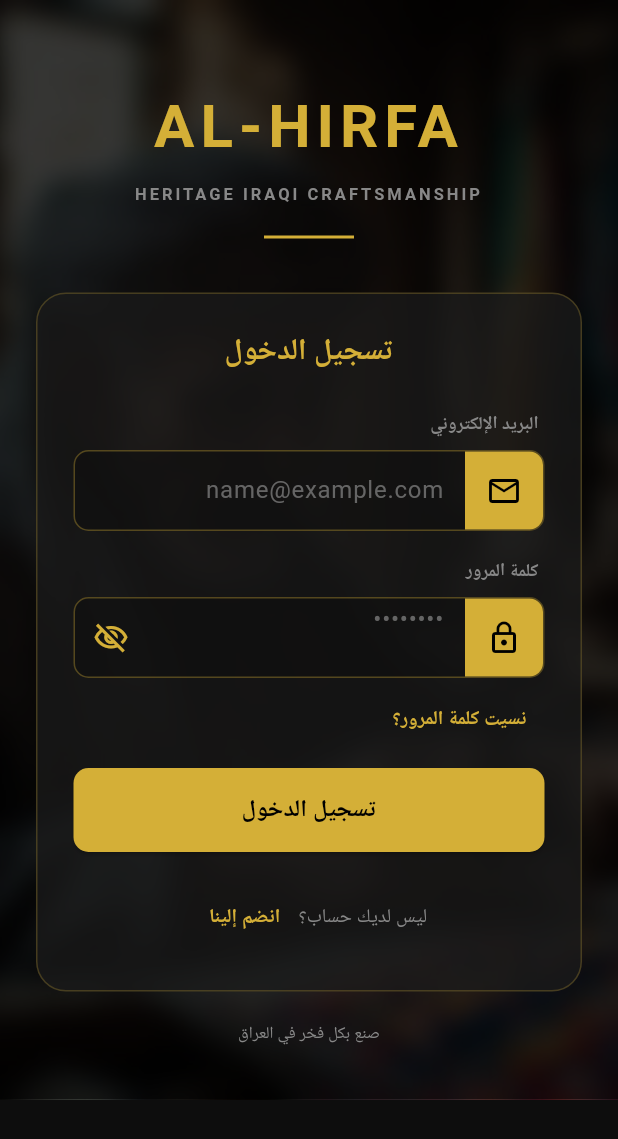
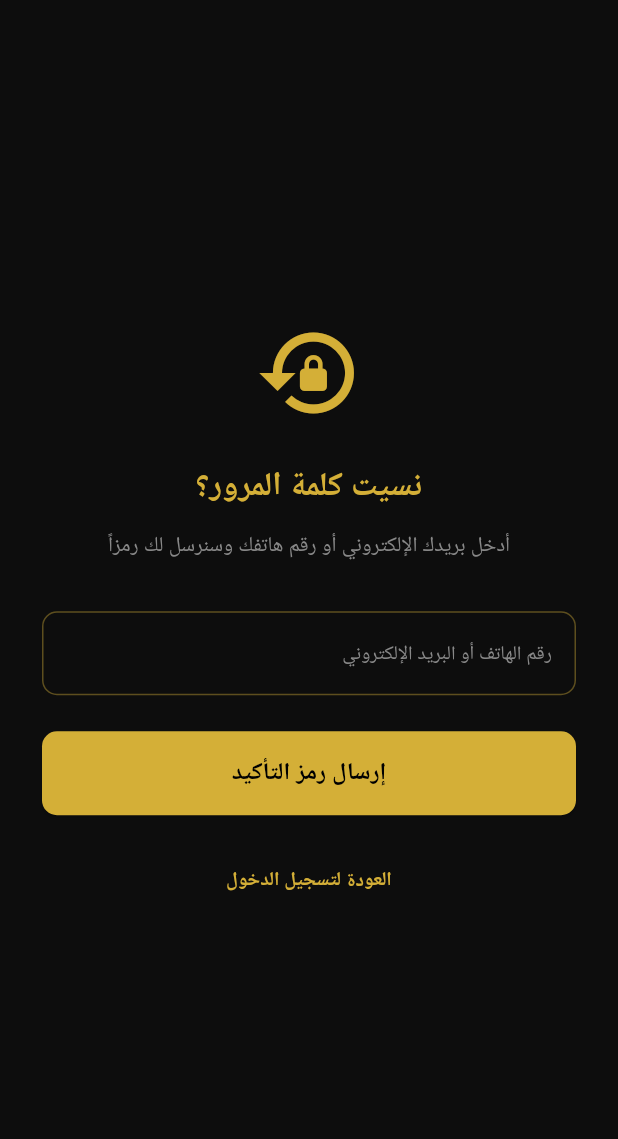
Before and after one commit to btar457/AL_HIRFA, a Flutter app: the screen it shows after launch, after a tap on "نسيت كلمة المرور؟", on a phone screen of 412 x 824 dp. Shown: the top 1139 px of the screen. Run offline on Flutter 3.47's test engine with Material 3 defaults, Android fonts, the phone set to English and light mode, and no system bars; our stand-ins replace google_fonts; Roboto replaces fonts that are missing (Cairo).

```diff
--- /dev/null
+++ b/lib/screens/auth/forgot_password_screen.dart
@@ -0,0 +1,68 @@
+import 'package:flutter/material.dart';
+import '../../core/constants/colors.dart';
+
+class ForgotPasswordScreen extends StatefulWidget {
+  const ForgotPasswordScreen({super.key});
+  @override
+  State<ForgotPasswordScreen> createState() => _ForgotPasswordScreenState();
+}
+
+class _ForgotPasswordScreenState extends State<ForgotPasswordScreen> {
+  final _contactController = TextEditingController();
+
+  @override
+  Widget build(BuildContext context) {
+    return Directionality(
+      textDirection: TextDirection.rtl,
+      child: Scaffold(
+        backgroundColor: AppColors.background,
+        body: SafeArea(
+          child: Center(
+            child: SingleChildScrollView(
+              padding: const EdgeInsets.symmetric(horizontal: 28, vertical: 24),
+              child: Column(
+                mainAxisAlignment: MainAxisAlignment.center,
+                children: [
+                  const Icon(Icons.lock_reset, color: AppColors.gold, size: 72),
+                  const SizedBox(height: 24),
+                  const Text('نسيت كلمة المرور؟', style: TextStyle(color: AppColors.gold, fontSize: 22, fontWeight: FontWeight.bold)),
+                  const SizedBox(height: 12),
+                  Text(
+                    'أدخل بريدك الإلكتروني أو رقم هاتفك وسنرسل لك رمزاً',
+                    textAlign: TextAlign.center,
+                    style: TextStyle(color: AppColors.subText, fontSize: 14, height: 1.6),
+                  ),
+                  const SizedBox(height: 32),
+                  TextField(
+                    controller: _contactController,
+                    style: const TextStyle(color: AppColors.text),
+                    decoration: InputDecoration(
+                      hintText: 'رقم الهاتف أو البريد الإلكتروني',
+                      hintStyle: TextStyle(color: AppColors.subText, fontSize: 13),
+                      enabledBorder: OutlineInputBorder(borderRadius: BorderRadius.circular(10), borderSide: BorderSide(color: AppColors.gold.withOpacity(0.4))),
+                      focusedBorder: const OutlineInputBorder(borderRadius: BorderRadius.all(Radius.circular(10)), borderSide: BorderSide(color: AppColors.gold)),
+                    ),
+                  ),
+                  const SizedBox(height: 24),
+                  SizedBox(
+                    width: double.infinity,
+                    child: ElevatedButton(
+                      style: ElevatedButton.styleFrom(backgroundColor: AppColors.gold, foregroundColor: Colors.black, padding: const EdgeInsets.symmetric(vertical: 16), shape: RoundedRectangleBorder(borderRadius: BorderRadius.circular(10))),
+                      onPressed: () {},
+                      child: const Text('إرسال رمز التأكيد', style: TextStyle(fontWeight: FontWeight.bold, fontSize: 16)),
+                    ),
+                  ),
+                  const SizedBox(height: 20),
+                  TextButton(
+                    onPressed: () => Navigator.pop(context),
+                    child: const Text('العودة لتسجيل الدخول', style: TextStyle(color: AppColors.gold, fontSize: 13, fontWeight: FontWeight.w600)),
+                  ),
+                ],
+              ),
+            ),
+          ),
+        ),
+      ),
+    );
+  }
+}
--- a/lib/screens/auth/login_screen.dart
+++ b/lib/screens/auth/login_screen.dart
@@ -1,6 +1,7 @@
 import 'package:flutter/material.dart';
 import '../../core/constants/colors.dart';
 import '../../core/constants/strings.dart';
+import 'forgot_password_screen.dart';
 import 'onboarding_screen.dart';
 
 /// شاشة تسجيل الدخول (تصميم على شكل بطاقة فوق خلفية ضبابية داكنة).
@@ -117,7 +118,7 @@ class _LoginScreenState extends State<LoginScreen> {
                           Align(
                             alignment: Alignment.centerRight,
                             child: TextButton(
-                              onPressed: () {},
+                              onPressed: () => Navigator.push(context, MaterialPageRoute(builder: (_) => const ForgotPasswordScreen())),
                               child: const Text('نسيت كلمة المرور؟', style: TextStyle(color: AppColors.gold, fontSize: 13, fontWeight: FontWeight.w600)),
                             ),
                           ),
```
Also changed, not shown: lib/screens/auth/register_screen.dart (added, +122 -0 lines).
